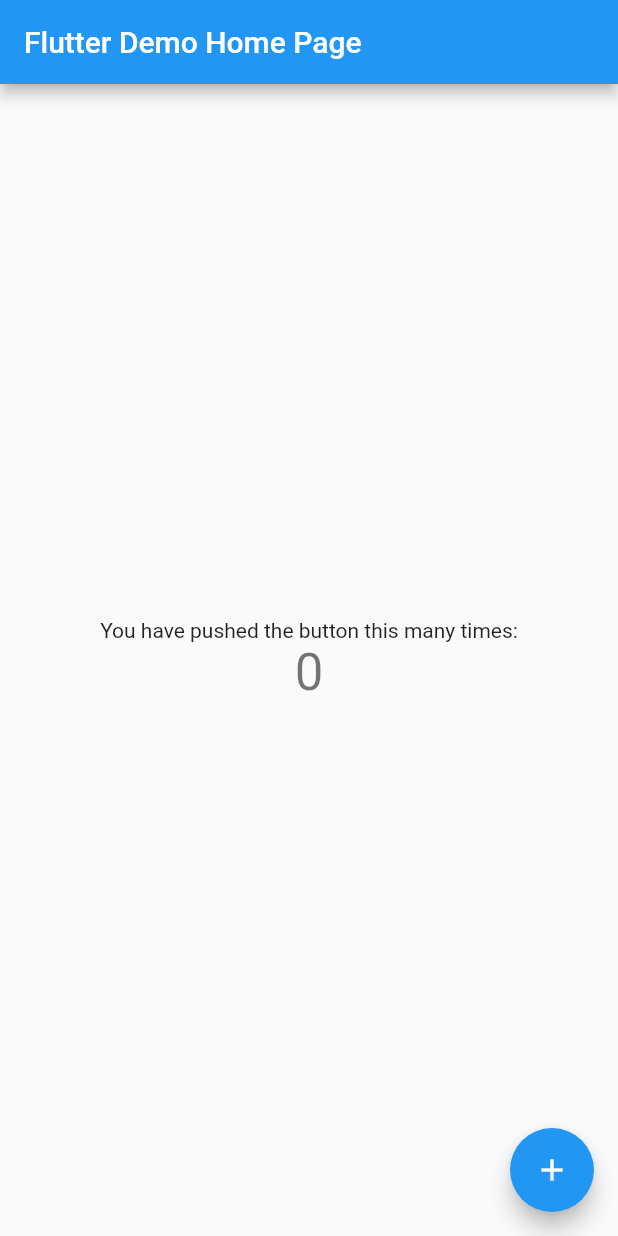
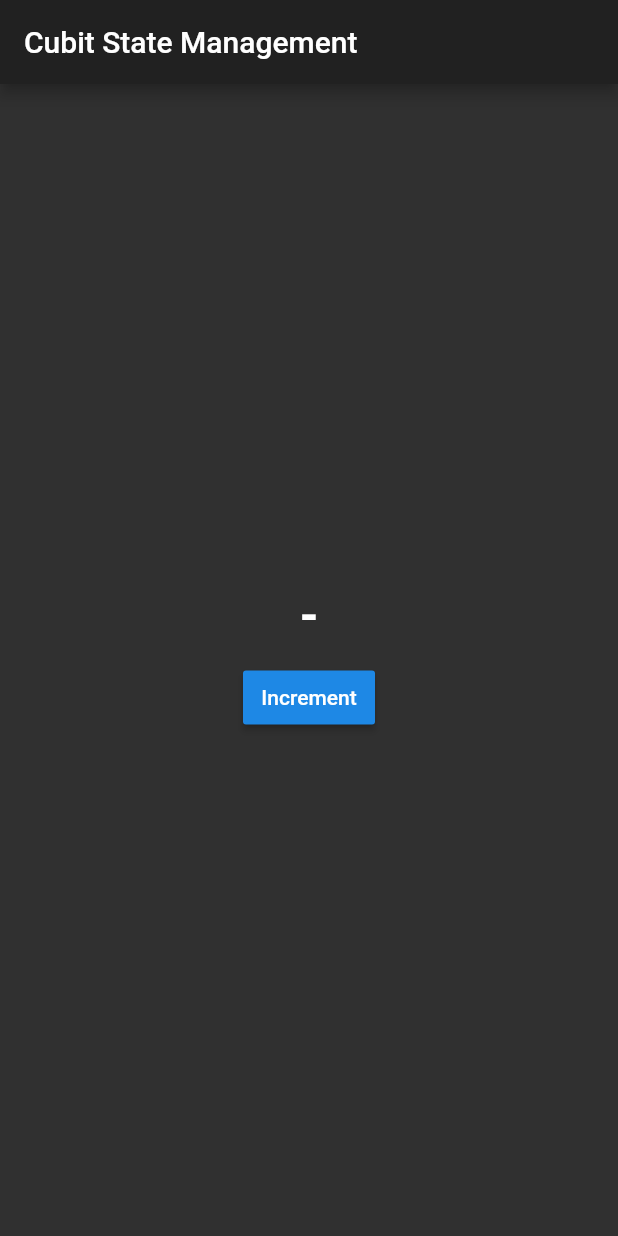
Before and after one commit to wahyukharisma/flutter_cubit_basic, a Flutter app: the screen it shows after launch, on a phone screen of 412 x 824 dp. Run offline on Flutter 3.47's test engine with Material 2 defaults, Android fonts, the phone set to English and light mode, and no system bars; our stand-ins replace bloc, flutter_bloc.

Commit message:
Implementing Cubit and test case

```diff
--- /dev/null
+++ b/lib/cubit/counter_number_cubit.dart
@@ -0,0 +1,15 @@
+import 'package:bloc/bloc.dart';
+import 'package:meta/meta.dart';
+
+part 'counter_number_state.dart';
+
+class CounterNumberCubit extends Cubit<CounterNumberState> {
+  CounterNumberCubit() : super(CounterNumberInitial());
+
+  void cubitIncrement(int value) {
+    emit((state is CounterNumberStateFilled)
+        ? CounterNumberStateFilled(
+            (state as CounterNumberStateFilled).value + value)
+        : CounterNumberStateFilled(0));
+  }
+}
--- /dev/null
+++ b/lib/cubit/counter_number_state.dart
@@ -0,0 +1,12 @@
+part of 'counter_number_cubit.dart';
+
+@immutable
+abstract class CounterNumberState {}
+
+class CounterNumberInitial extends CounterNumberState {}
+
+class CounterNumberStateFilled extends CounterNumberState{
+  final int value;
+
+  CounterNumberStateFilled(this.value);
+}
--- /dev/null
+++ b/lib/home_screen.dart
@@ -0,0 +1,42 @@
+import 'package:flutter/material.dart';
+import 'package:flutter_bloc/flutter_bloc.dart';
+import 'package:flutter_cubit_basic/cubit/counter_number_cubit.dart';
+
+class HomeScreen extends StatelessWidget {
+  @override
+  Widget build(BuildContext context) {
+    return Scaffold(
+      appBar: AppBar(
+        title: Text('Cubit State Management'),
+      ),
+      body: Center(
+        child: Column(
+          mainAxisAlignment: MainAxisAlignment.center,
+          children: [
+            BlocBuilder<CounterNumberCubit, CounterNumberState>(
+              builder: (_, cubitState) => Text(
+                (cubitState is CounterNumberStateFilled)
+                    ? "${cubitState.value}"
+                    : "-",
+                style: TextStyle(
+                  fontSize: 32,
+                  fontWeight: FontWeight.bold,
+                ),
+              ),
+            ),
+            SizedBox(
+              height: 12,
+            ),
+            RaisedButton(
+              padding: EdgeInsets.all(8),
+              child: Text('Increment'),
+              onPressed: () {
+                context.bloc<CounterNumberCubit>().cubitIncrement(1);
+              },
+            )
+          ],
+        ),
+      ),
+    );
+  }
+}
--- a/lib/main.dart
+++ b/lib/main.dart
@@ -1,117 +1,21 @@
 import 'package:flutter/material.dart';
+import 'package:flutter_bloc/flutter_bloc.dart';
+import 'package:flutter_cubit_basic/cubit/counter_number_cubit.dart';
 
-void main() {
-  runApp(MyApp());
-}
+import 'home_screen.dart';
+
+void main() => runApp(MyApp());
 
 class MyApp extends StatelessWidget {
-  // This widget is the root of your application.
   @override
   Widget build(BuildContext context) {
     return MaterialApp(
-      title: 'Flutter Demo',
-      theme: ThemeData(
-        // This is the theme of your application.
-        //
-        // Try running your application with "flutter run". You'll see the
-        // application has a blue toolbar. Then, without quitting the app, try
-        // changing the primarySwatch below to Colors.green and then invoke
-        // "hot reload" (press "r" in the console where you ran "flutter run",
-        // or simply save your changes to "hot reload" in a Flutter IDE).
-        // Notice that the counter didn't reset back to zero; the application
-        // is not restarted.
-        primarySwatch: Colors.blue,
-        // This makes the visual density adapt to the platform that you run
-        // the app on. For desktop platforms, the controls will be smaller and
-        // closer together (more dense) than on mobile platforms.
-        visualDensity: VisualDensity.adaptivePlatformDensity,
+      debugShowCheckedModeBanner: false,
+      theme: ThemeData.dark(),
+      home: BlocProvider(
+        create: (context) => CounterNumberCubit(),
+        child: HomeScreen(),
       ),
-      home: MyHomePage(title: 'Flutter Demo Home Page'),
     );
   }
 }
-
-class MyHomePage extends StatefulWidget {
-  MyHomePage({Key key, this.title}) : super(key: key);
-
-  // This widget is the home page of your application. It is stateful, meaning
-  // that it has a State object (defined below) that contains fields that affect
-  // how it looks.
-
-  // This class is the configuration for the state. It holds the values (in this
-  // case the title) provided by the parent (in this case the App widget) and
-  // used by the build method of the State. Fields in a Widget subclass are
-  // always marked "final".
-
-  final String title;
-
-  @override
-  _MyHomePageState createState() => _MyHomePageState();
-}
-
-class _MyHomePageState extends State<MyHomePage> {
-  int _counter = 0;
-
-  void _incrementCounter() {
-    setState(() {
-      // This call to setState tells the Flutter framework that something has
-      // changed in this State, which causes it to rerun the build method below
-      // so that the display can reflect the updated values. If we changed
-      // _counter without calling setState(), then the build method would not be
-      // called again, and so nothing would appear to happen.
-      _counter++;
-    });
-  }
-
-  @override
-  Widget build(BuildContext context) {
-    // This method is rerun every time setState is called, for instance as done
-    // by the _incrementCounter method above.
-    //
-    // The Flutter framework has been optimized to make rerunning build methods
-    // fast, so that you can just rebuild anything that needs updating rather
-    // than having to individually change instances of widgets.
-    return Scaffold(
-      appBar: AppBar(
-        // Here we take the value from the MyHomePage object that was created by
-        // the App.build method, and use it to set our appbar title.
-        title: Text(widget.title),
-      ),
-      body: Center(
-        // Center is a layout widget. It takes a single child and positions it
-        // in the middle of the parent.
-        child: Column(
-          // Column is also a layout widget. It takes a list of children and
-          // arranges them vertically. By default, it sizes itself to fit its
-          // children horizontally, and tries to be as tall as its parent.
-          //
-          // Invoke "debug painting" (press "p" in the console, choose the
-          // "Toggle Debug Paint" action from the Flutter Inspector in Android
-          // Studio, or the "Toggle Debug Paint" command in Visual Studio Code)
-          // to see the wireframe for each widget.
-          //
-          // Column has various properties to control how it sizes itself and
-          // how it positions its children. Here we use mainAxisAlignment to
-          // center the children vertically; the main axis here is the vertical
-          // axis because Columns are vertical (the cross axis would be
-          // horizontal).
-          mainAxisAlignment: MainAxisAlignment.center,
-          children: <Widget>[
-            Text(
-              'You have pushed the button this many times:',
-            ),
-            Text(
-              '$_counter',
-              style: Theme.of(context).textTheme.headline4,
-            ),
-          ],
-        ),
-      ),
-      floatingActionButton: FloatingActionButton(
-        onPressed: _incrementCounter,
-        tooltip: 'Increment',
-        child: Icon(Icons.add),
-      ), // This trailing comma makes auto-formatting nicer for build methods.
-    );
-  }
-}
--- a/pubspec.yaml
+++ b/pubspec.yaml
@@ -23,6 +23,8 @@ environment:
 dependencies:
   flutter:
     sdk: flutter
+  flutter_bloc: ^6.0.1
+  bloc_test: ^7.0.0
 
 
   # The following adds the Cupertino Icons font to your application.
```
Also changed, not shown: pubspec.lock, 2 other files.
